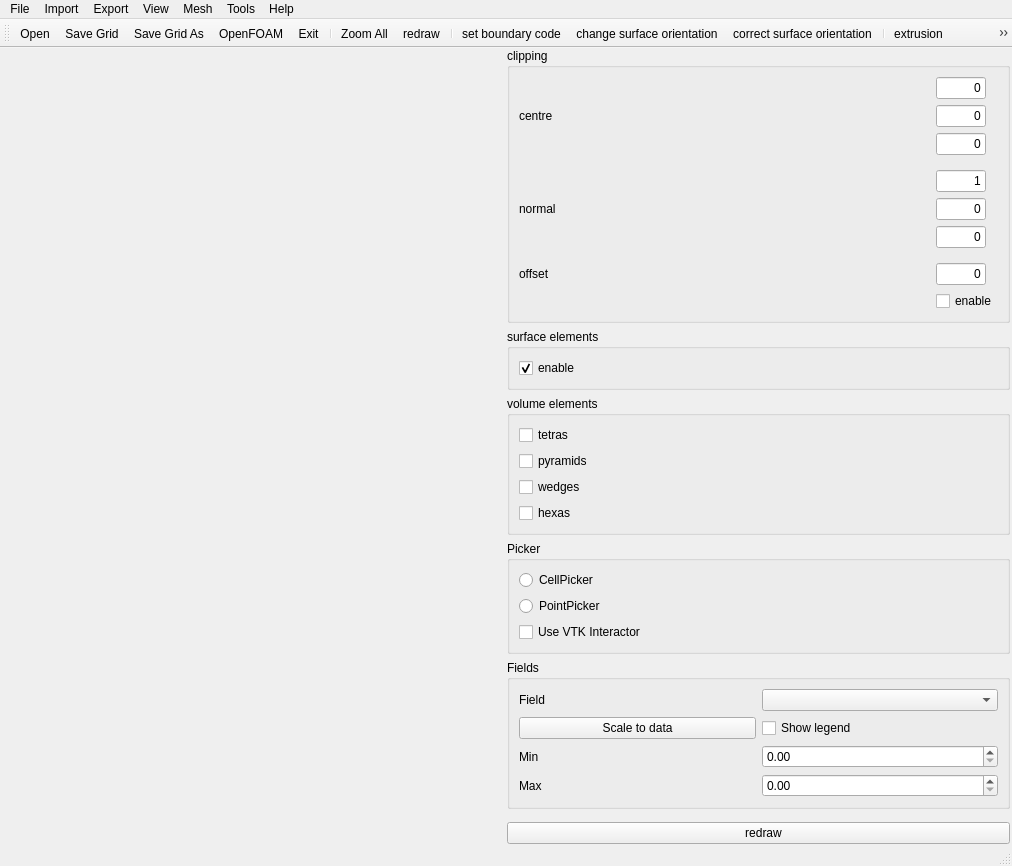
This is guimainwindow.ui in enGits/engrid as Qt 5 draws it before an edit. The edited form follows.
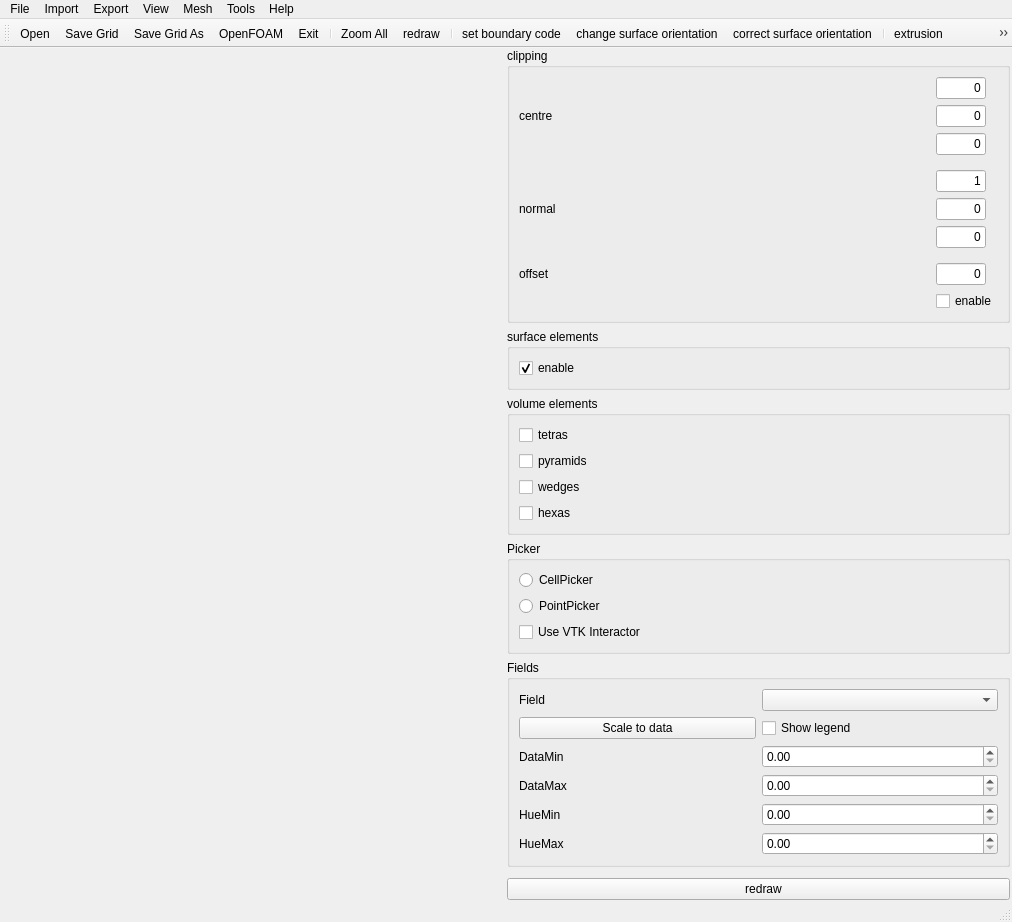
This is the edited form. Icons and pictures are not drawn. Custom widgets are drawn as their Qt base class.

```diff
--- a/guimainwindow.ui
+++ b/guimainwindow.ui
@@ -6,7 +6,7 @@
     <x>0</x>
     <y>0</y>
     <width>1012</width>
-    <height>866</height>
+    <height>922</height>
    </rect>
   </property>
   <property name="windowTitle" >
@@ -403,14 +403,48 @@
        <item row="2" column="0" >
         <widget class="QLabel" name="label_5" >
          <property name="text" >
-          <string>Min</string>
+          <string>DataMin</string>
          </property>
         </widget>
        </item>
        <item row="3" column="0" >
         <widget class="QLabel" name="label_6" >
          <property name="text" >
-          <string>Max</string>
+          <string>DataMax</string>
+         </property>
+        </widget>
+       </item>
+       <item row="4" column="0" >
+        <widget class="QLabel" name="label_7" >
+         <property name="text" >
+          <string>HueMin</string>
+         </property>
+        </widget>
+       </item>
+       <item row="5" column="0" >
+        <widget class="QLabel" name="label_8" >
+         <property name="text" >
+          <string>HueMax</string>
+         </property>
+        </widget>
+       </item>
+       <item row="4" column="1" >
+        <widget class="QDoubleSpinBox" name="doubleSpinBox_HueMin" >
+         <property name="maximum" >
+          <double>1.000000000000000</double>
+         </property>
+         <property name="singleStep" >
+          <double>0.010000000000000</double>
+         </property>
+        </widget>
+       </item>
+       <item row="5" column="1" >
+        <widget class="QDoubleSpinBox" name="doubleSpinBox_HueMax" >
+         <property name="maximum" >
+          <double>1.000000000000000</double>
+         </property>
+         <property name="singleStep" >
+          <double>0.010000000000000</double>
          </property>
         </widget>
        </item>
```
Left out of the diff: 21 changed lines with no effect on the pictures.
